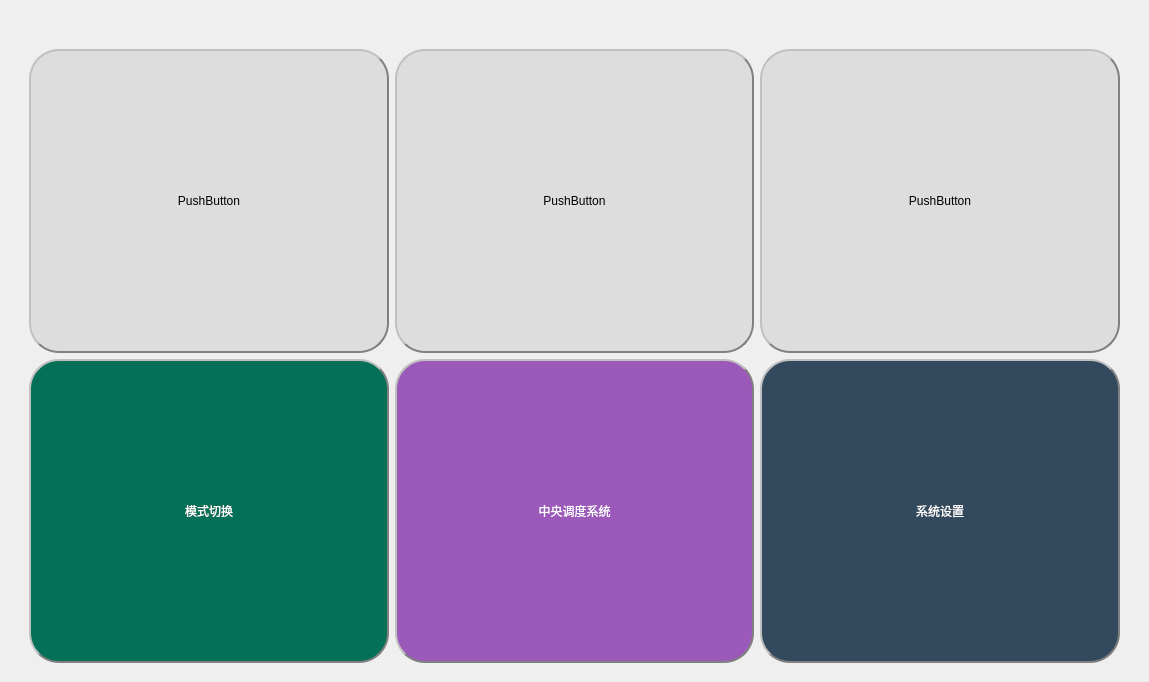
Old version of the form zhong.ui in the repository mouming233/qt.
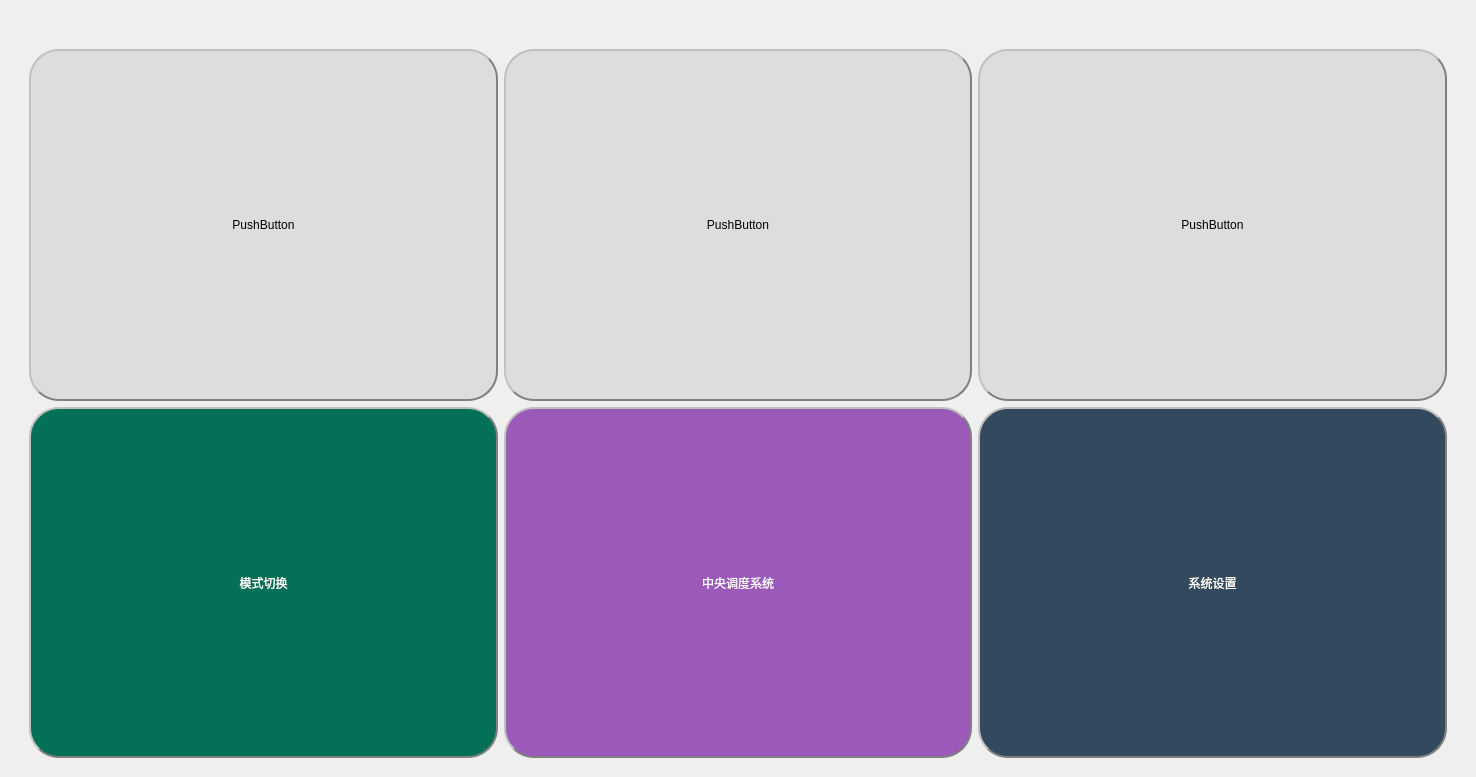
New version of the form. Icons and pictures are not drawn.

```diff
--- a/zhong.ui
+++ b/zhong.ui
@@ -6,10 +6,16 @@
    <rect>
     <x>0</x>
     <y>0</y>
-    <width>1149</width>
-    <height>682</height>
+    <width>1476</width>
+    <height>777</height>
    </rect>
   </property>
+  <property name="minimumSize">
+   <size>
+    <width>1476</width>
+    <height>0</height>
+   </size>
+  </property>
   <property name="windowTitle">
    <string>Form</string>
   </property>
```
Left out of the diff: 10 changed lines with no effect on the pictures.
